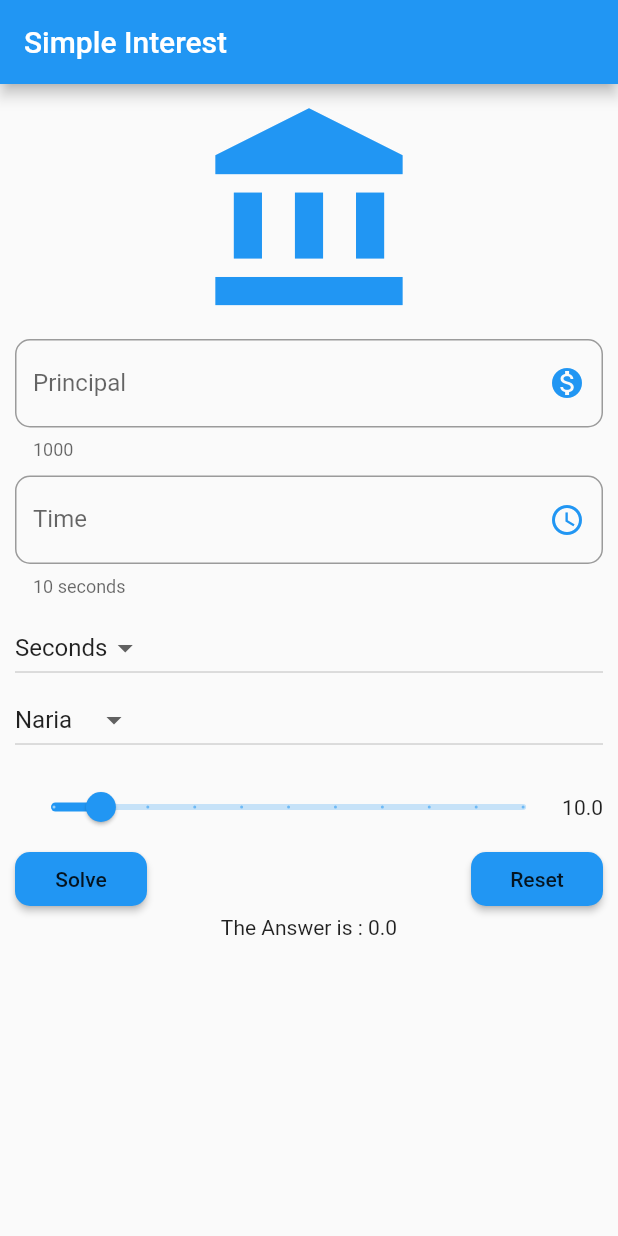
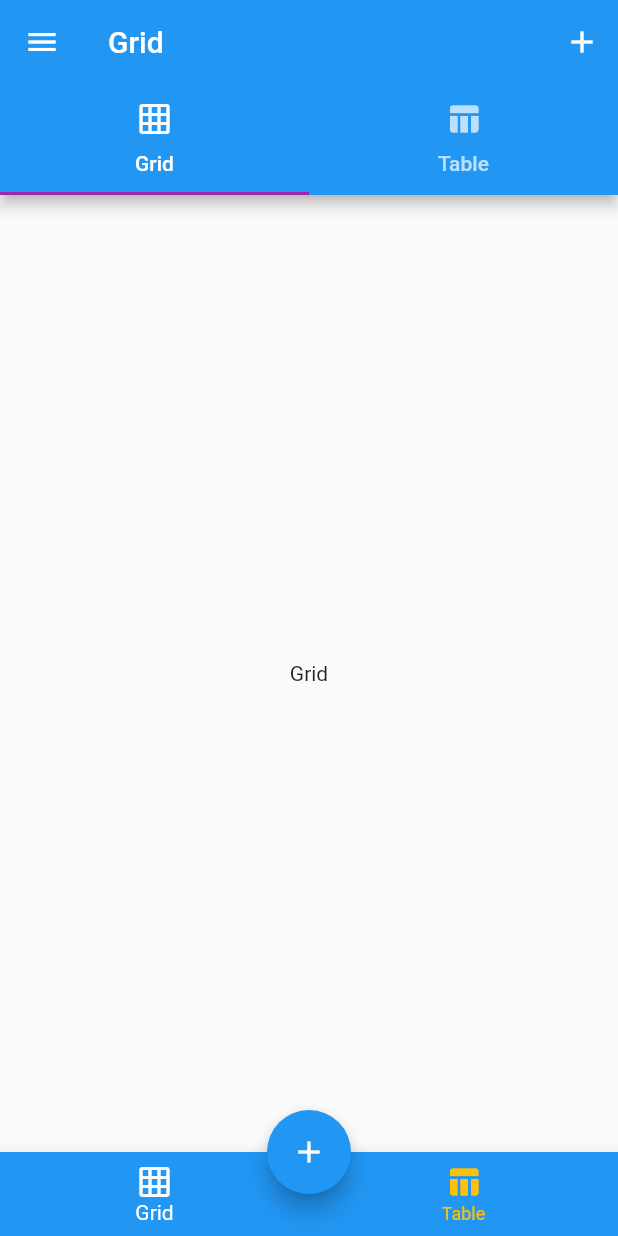
Before and after one commit to Smart-Java/whatsappclone_tech_6_project_2021, a Flutter app: the screen it shows after launch, on a phone screen of 412 x 824 dp. Run offline on Flutter 3.47's test engine with Material 2 defaults, Android fonts, the phone set to English and light mode, and no system bars.

Commit message:
Week 6 of 2021 tech6project

```diff
--- a/lib/main.dart
+++ b/lib/main.dart
@@ -1,13 +1,13 @@
 import 'package:flutter/material.dart';
 //import './form_widget.dart';
 //import './texh_6_project.dart';
-import './simple_interest-cal.dart';
-
+//import './simple_interest-cal.dart';
+import './more_widget.dart';
 void main(){
   runApp(
     MaterialApp(
       title: 'Test app',
-      home: SimpleInterest(),
+      home: MoreWidget(),
       theme: ThemeData(
         primaryColor: Colors.blue,
         accentColor: Colors.purple,
--- /dev/null
+++ b/lib/more_widget.dart
@@ -0,0 +1,292 @@
+import 'package:flutter/material.dart';
+
+class MoreWidget extends StatefulWidget {
+  @override
+  _MoreWidgetState createState() => _MoreWidgetState();
+}
+
+class _MoreWidgetState extends State<MoreWidget>
+    with SingleTickerProviderStateMixin {
+  var _listviewBuilder = [
+    'Text1',
+    'Text2',
+    'Text3',
+    'Text4',
+    'Text5',
+    'Text6',
+    'Text7',
+    'Text8',
+    'Text9'
+  ];
+
+  var _gridviewList = [
+    'asset/image/andriodDev.jpg',
+    'asset/image/andriodDev.jpg',
+    'asset/image/andriodDev.jpg',
+    'asset/image/andriodDev.jpg',
+    'asset/image/andriodDev.jpg',
+    'asset/image/andriodDev.jpg',
+    'asset/image/andriodDev.jpg',
+    'asset/image/andriodDev.jpg',
+    'asset/image/andriodDev.jpg',
+    'asset/image/andriodDev.jpg',
+    'asset/image/andriodDev.jpg'
+  ];
+
+  TabController _tabController;
+
+  List<Tab> _tabs = [
+    Tab(
+      text: 'Grid',
+      icon: Icon(Icons.grid_on),
+    ),
+    Tab(
+      text: 'Table',
+      icon: Icon(Icons.table_chart),
+    )
+  ];
+
+  @override
+  void initState() {
+    _tabController = TabController(length: _tabs.length, vsync: this);
+    super.initState();
+  }
+
+  List _appbar = ['Grid', 'Table'];
+  List<Widget> _bottomAppbar = [
+    Center(
+      child: Text('Grid'),
+    ),
+    Center(
+      child: Text('Table'),
+    ),
+  ];
+  int _selectedPage = 0;
+
+  void displayBottomSheet(BuildContext context) {
+    showBottomSheet(
+        context: context,
+        builder: (_) {
+          return Center(child: Image.asset('asset/image/andriodDev.jpg'));
+        },
+        shape: RoundedRectangleBorder(
+            borderRadius: BorderRadius.only(
+                topLeft: Radius.circular(10.0),
+                topRight: Radius.circular(10.0))),
+        backgroundColor: Colors.blue);
+  }
+
+  @override
+  Widget build(BuildContext context) {
+    return Scaffold(
+      appBar: AppBar(
+        title: Text(_appbar[_selectedPage]),
+        bottom: TabBar(
+          controller: _tabController,
+          tabs: _tabs,
+        ),
+        actions: [
+          Builder(
+            builder: (context) {
+              return IconButton(
+                  icon: Icon(Icons.add),
+                  onPressed: () {
+                    Scaffold.of(context).showSnackBar(SnackBar(
+                      content: Text('This is a snack bar'),
+                      backgroundColor: Colors.blue,
+                      action: SnackBarAction(
+                        onPressed: (){
+                          print('Hello Snack bar');
+                        },
+                        label: 'UNDO',
+                        textColor: Colors.red,
+                      ),
+                    ));
+                  });
+            },
+          )
+        ],
+      ),
+      drawer: drawerWidget(context),
+      bottomNavigationBar: BottomNavigationBar(
+          backgroundColor: Colors.blue,
+          selectedItemColor: Colors.white,
+          unselectedItemColor: Colors.amber,
+          onTap: (value) {
+            setState(() {
+              _selectedPage = value;
+              print(_selectedPage);
+            });
+          },
+          currentIndex: _selectedPage,
+          items: [
+            BottomNavigationBarItem(
+              icon: Icon(Icons.grid_on),
+              title: Text('Grid'),
+            ),
+            BottomNavigationBarItem(
+              icon: Icon(Icons.table_chart),
+              title: Text('Table'),
+            ),
+          ]),
+
+//this is for the tab view, the tabs.
+
+//      body: TabBarView(
+//        controller: _tabController,
+//        children: [dynamicGridView(context), tableWidget(context)],
+//      ),
+
+      floatingActionButton: Builder(
+        builder: (context) {
+          return FloatingActionButton(
+            backgroundColor: Colors.blue,
+            onPressed: () => displayBottomSheet(context),
+            child: Icon(Icons.add),
+          );
+        },
+      ),
+      floatingActionButtonLocation: FloatingActionButtonLocation.centerDocked,
+      body: _bottomAppbar[_selectedPage],
+    );
+  }
+
+  Widget staticListView(BuildContext context) {
+    return Container(
+      padding: EdgeInsets.all(10.0),
+      child: ListView(
+        scrollDirection: Axis.horizontal,
+        children: [
+          Text('Listview 1'),
+          Text('Listview 2'),
+          Text('Listview 3'),
+          Text('Listview 4'),
+          Text('Listview 5'),
+          Text('Listview 6'),
+        ],
+      ),
+    );
+  }
+
+  Widget builderListView(BuildContext context) {
+    return Container(
+      padding: EdgeInsets.all(10.0),
+      child: ListView.builder(
+          itemCount: _listviewBuilder.length,
+          itemBuilder: (context, index) {
+            return ListTile(
+              title: Text('${_listviewBuilder[index]}'),
+              leading: Icon(Icons.access_time),
+              trailing: Icon(Icons.arrow_forward_ios),
+            );
+          }),
+    );
+  }
+
+  Widget staticGridView(BuildContext context) {
+    return Padding(
+      padding: const EdgeInsets.all(8.0),
+      child: GridView(
+        gridDelegate: SliverGridDelegateWithFixedCrossAxisCount(
+          crossAxisCount: 2,
+          childAspectRatio: 1.5,
+          crossAxisSpacing: 10.0,
+          mainAxisSpacing: 10.0,
+        ),
+        children: [
+          Image.asset('asset/image/andriodDev.jpg'),
+          Image.asset('asset/image/andriodDev.jpg'),
+          Image.asset('asset/image/andriodDev.jpg'),
+          Image.asset('asset/image/andriodDev.jpg'),
+        ],
+      ),
+    );
+  }
+
+  Widget dynamicGridView(BuildContext context) {
+    return Padding(
+      padding: EdgeInsets.all(10.0),
+      child: GridView.builder(
+          itemCount: _gridviewList.length,
+          gridDelegate: SliverGridDelegateWithFixedCrossAxisCount(
+            crossAxisCount: 2,
+            mainAxisSpacing: 10.0,
+            crossAxisSpacing: 10.0,
+            childAspectRatio: 1.5,
+          ),
+          itemBuilder: (context, index) {
+            return GridTile(
+              child: Image.asset('${_gridviewList[index]}'),
+              footer: GridTileBar(
+                backgroundColor: Colors.black54,
+                trailing: Icon(Icons.arrow_forward_ios),
+                leading: Icon(Icons.favorite),
+                title: Center(child: Text('Shop Now')),
+              ),
+            );
+          }),
+    );
+  }
+
+  Widget tableWidget(BuildContext context) {
+    return Padding(
+      padding: EdgeInsets.all(10.0),
+      child: Table(
+        border: TableBorder.all(
+          color: Colors.black,
+          width: 2.0,
+        ),
+        columnWidths: {
+          0: FlexColumnWidth(2),
+          1: FlexColumnWidth(4),
+          2: FlexColumnWidth(3),
+          3: FlexColumnWidth(2),
+        },
+        defaultVerticalAlignment: TableCellVerticalAlignment.middle,
+        children: [
+          TableRow(children: [
+            TableCell(
+              child: Center(child: Text('TableCell 1')),
+            ),
+            TableCell(
+              child: Center(child: Text('TableCell 2')),
+            ),
+            TableCell(
+              child: Center(child: Text('TableCell 3')),
+            ),
+            TableCell(
+              child: Center(child: Text('TableCell 4')),
+            )
+          ])
+        ],
+      ),
+    );
+  }
+
+  Widget drawerWidget(BuildContext context) {
+    return Drawer(
+      child: Column(
+        children: [
+          AppBar(
+            title: Text('Drawer'),
+          ),
+          listTileWidget(
+              title: 'Grid View', icon: Icons.grid_on, context: context),
+          listTileWidget(
+              context: context, icon: Icons.table_chart, title: 'Table')
+        ],
+      ),
+    );
+  }
+
+  Widget listTileWidget({BuildContext context, String title, IconData icon}) {
+    return ListTile(
+      title: Text(title),
+      leading: Icon(icon),
+      trailing: Icon(
+        Icons.arrow_forward_ios,
+        color: Colors.black54,
+      ),
+    );
+  }
+}
```
